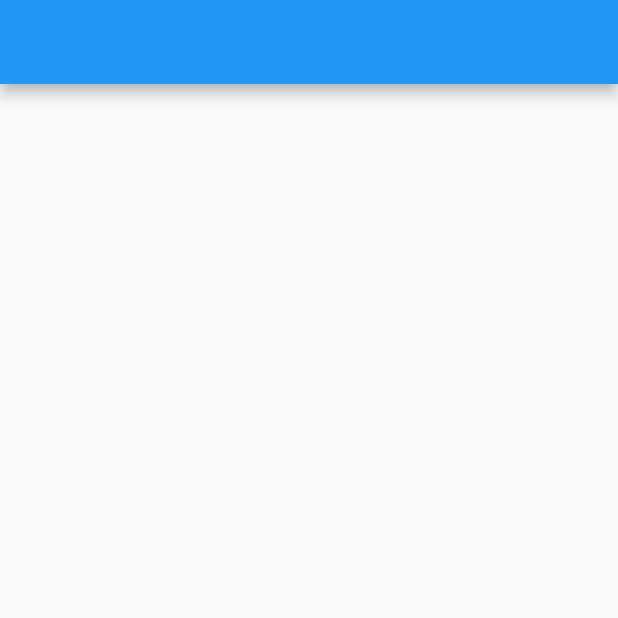
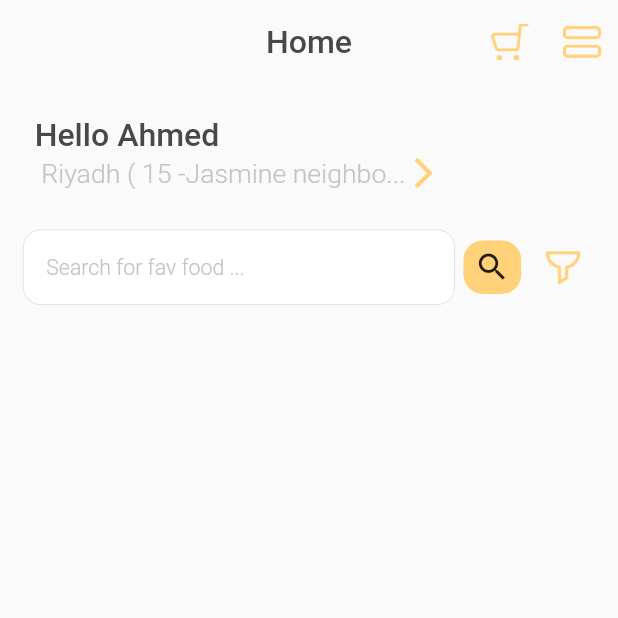
Before and after one commit to mohamedAlaa-CS/Go_Food_App, a Flutter app: the screen it shows after launch, on a phone screen of 412 x 824 dp, the top half of it. Run offline on Flutter 3.47's test engine with Material 2 defaults, Android fonts, the phone set to English and light mode, and no system bars; our stand-ins replace conditional_builder_null_safety, dartz, dio, equatable, flutter_bloc, flutter_screenutil and 2 more.

Commit message:
add image icons & finsh to search in home

```diff
--- a/lib/core/Routing/app_router.dart
+++ b/lib/core/Routing/app_router.dart
@@ -17,7 +17,7 @@ class AppRouter {
       ),
       GoRoute(
         path: HomeView.routeName,
-        builder: (context, state) => const HomeView(),
+        builder: (context, state) =>  HomeView(),
       ),
     ],
   );
--- /dev/null
+++ b/lib/core/theming/app_theme.dart
@@ -0,0 +1,8 @@
+import 'package:flutter/material.dart';
+import 'package:yjahz_app/core/theming/app_colors.dart';
+
+ThemeData appTheme = ThemeData(
+    appBarTheme: const AppBarTheme(
+        backgroundColor: Colors.transparent,
+        elevation: 0.0,
+        iconTheme: IconThemeData(color: AppColors.primary)));
--- a/lib/core/theming/assets.dart
+++ b/lib/core/theming/assets.dart
@@ -2,4 +2,7 @@ class Assets {
   static const String background = 'assets/images/background.png';
   static const String logo = 'assets/images/logo.png';
   static const String testImage = 'assets/images/test_image.png';
+  static const String shoppingIconImage = 'assets/images/shopping_icon.png';
+  static const String categoryIconImage = 'assets/images/category_icon.png';
+  static const String filterIconImage = 'assets/images/filter_icon.png';
 }
--- a/lib/core/theming/spacing.dart
+++ b/lib/core/theming/spacing.dart
@@ -11,5 +11,5 @@ SizedBox verticlMediaSpace(BuildContext context, double height) => SizedBox(
       height: MediaQuery.of(context).size.height / height,
     );
 SizedBox horzontalMediaSpace(BuildContext context, double width) => SizedBox(
-      height: MediaQuery.of(context).size.height / width,
+      width: MediaQuery.of(context).size.width / width,
     );
--- a/lib/features/home/presentation/views/home_view.dart
+++ b/lib/features/home/presentation/views/home_view.dart
@@ -1,13 +1,104 @@
 import 'package:flutter/material.dart';
+import 'package:flutter_screenutil/flutter_screenutil.dart';
+import 'package:yjahz_app/core/theming/app_colors.dart';
+import 'package:yjahz_app/core/theming/assets.dart';
+import 'package:yjahz_app/core/theming/spacing.dart';
+import 'package:yjahz_app/core/theming/styles.dart';
+import 'package:yjahz_app/core/widgets/app_text_form.dart';
 
+// ignore: must_be_immutable
 class HomeView extends StatelessWidget {
   static const String routeName = '/';
-  const HomeView({super.key});
+  var searchController = TextEditingController();
 
+  HomeView({super.key});
   @override
   Widget build(BuildContext context) {
+    var media = MediaQuery.of(context).size;
     return Scaffold(
-      appBar: AppBar(),
+      appBar: AppBar(
+        title: Text(
+          'Home',
+          style: Styles.font24W600.copyWith(
+            fontWeight: FontWeight.w500,
+          ),
+        ),
+        centerTitle: true,
+        actions: [
+          IconButton(
+            onPressed: () {},
+            icon: ImageIcon(
+              const AssetImage(
+                Assets.shoppingIconImage,
+              ),
+              size: 28.sp,
+            ),
+          ),
+          IconButton(
+              onPressed: () {},
+              icon: ImageIcon(
+                const AssetImage(
+                  Assets.categoryIconImage,
+                ),
+                size: 28.sp,
+              ))
+        ],
+      ),
+      body: Column(
+        crossAxisAlignment: CrossAxisAlignment.start,
+        children: [
+          Padding(
+            padding: EdgeInsets.only(left: 24.w, top: 24.h, bottom: 1.h),
+            child: Text(
+              'Hello Ahmed',
+              style: Styles.font18W500.copyWith(fontSize: 24.sp),
+            ),
+          ),
+          Row(
+            children: [
+              horzontalMediaSpace(context, 15),
+              Text(
+                'Riyadh ( 15 -Jasmine neighbo...',
+                style: Styles.font16W300.copyWith(fontSize: 20.sp),
+              ),
+              const Icon(
+                Icons.arrow_forward_ios,
+                color: AppColors.primary,
+              )
+            ],
+          ),
+          Padding(
+            padding: EdgeInsets.only(left: 16.w, right: 26.w, top: 29.h),
+            child: Row(
+              children: [
+                Expanded(
+                  child: AppTextForm(
+                    hintText: 'Search for fav food ...',
+                    controller: searchController,
+                  ),
+                ),
+                Container(
+                  margin: EdgeInsets.only(left: 6.w, right: 17.w),
+                  width: 40.w,
+                  height: 40.h,
+                  decoration: BoxDecoration(
+                      borderRadius: BorderRadius.circular(13),
+                      color: AppColors.primary),
+                  child: const Icon(Icons.search),
+                ),
+                GestureDetector(
+                  onTap: () {},
+                  child: ImageIcon(
+                    const AssetImage(Assets.filterIconImage),
+                    color: AppColors.primary,
+                    size: 26.sp,
+                  ),
+                )
+              ],
+            ),
+          )
+        ],
+      ),
     );
   }
 }
--- a/lib/main.dart
+++ b/lib/main.dart
@@ -1,6 +1,7 @@
 import 'package:flutter/material.dart';
 import 'package:flutter_screenutil/flutter_screenutil.dart';
 import 'package:yjahz_app/core/Routing/app_router.dart';
+import 'package:yjahz_app/core/theming/app_theme.dart';
 
 void main() {
   runApp(const MyApp());
@@ -17,6 +18,7 @@ class MyApp extends StatelessWidget {
       minTextAdapt: true,
       splitScreenMode: true,
       child: MaterialApp.router(
+        theme: appTheme,
         routerConfig: AppRouter.router,
         debugShowCheckedModeBanner: false,
         title: 'Ygahz app',
```
Also changed, not shown: assets/images/category_icon.png (added), assets/images/filter_icon.png (added), assets/images/shopping_icon.png (added).
